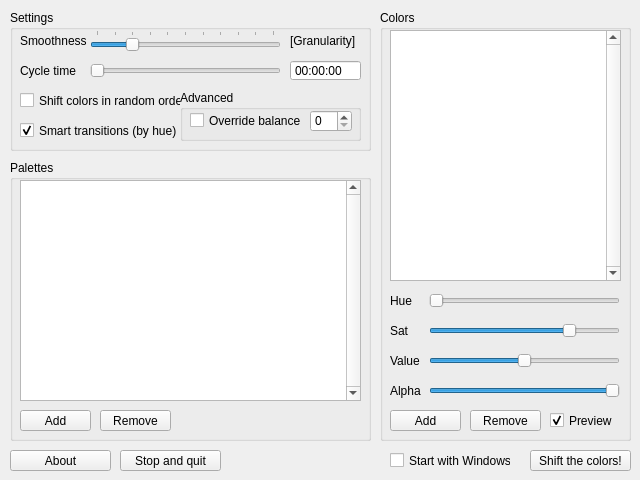
Before: the Qt Designer form mainwindow.ui in elfakyn/ColorShifter-qt, drawn with Qt 5.
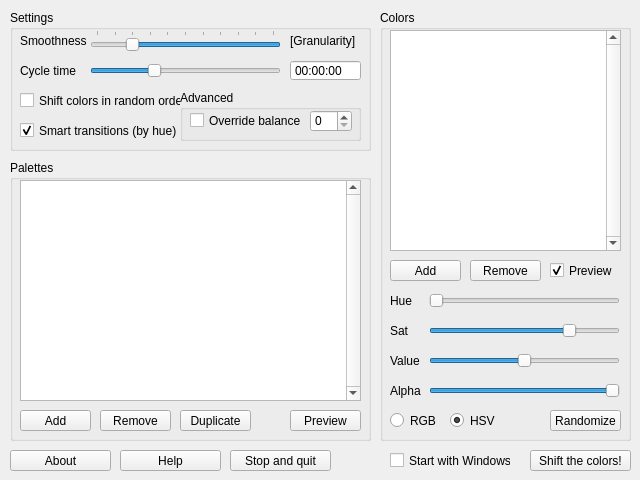
After: the same form once the commit is applied.

Commit message: Added functional sliders, randomize

Patch:
```diff
--- a/mainwindow.ui
+++ b/mainwindow.ui
@@ -48,7 +48,7 @@
      <property name="geometry">
       <rect>
        <x>90</x>
-       <y>400</y>
+       <y>250</y>
        <width>71</width>
        <height>21</height>
       </rect>
@@ -61,7 +61,7 @@
      <property name="geometry">
       <rect>
        <x>10</x>
-       <y>400</y>
+       <y>250</y>
        <width>71</width>
        <height>21</height>
       </rect>
@@ -74,7 +74,7 @@
      <property name="geometry">
       <rect>
        <x>170</x>
-       <y>400</y>
+       <y>250</y>
        <width>71</width>
        <height>21</height>
       </rect>
@@ -127,7 +127,7 @@
        <x>10</x>
        <y>20</y>
        <width>231</width>
-       <height>251</height>
+       <height>221</height>
       </rect>
      </property>
      <property name="verticalScrollBarPolicy">
@@ -242,6 +242,54 @@
       <string>Hue</string>
      </property>
     </widget>
+    <widget class="QRadioButton" name="rgbRadio">
+     <property name="geometry">
+      <rect>
+       <x>10</x>
+       <y>400</y>
+       <width>51</width>
+       <height>21</height>
+      </rect>
+     </property>
+     <property name="text">
+      <string>RGB</string>
+     </property>
+     <attribute name="buttonGroup">
+      <string notr="true">radioGroup</string>
+     </attribute>
+    </widget>
+    <widget class="QRadioButton" name="hsvRadio">
+     <property name="geometry">
+      <rect>
+       <x>70</x>
+       <y>400</y>
+       <width>51</width>
+       <height>21</height>
+      </rect>
+     </property>
+     <property name="text">
+      <string>HSV</string>
+     </property>
+     <property name="checked">
+      <bool>true</bool>
+     </property>
+     <attribute name="buttonGroup">
+      <string notr="true">radioGroup</string>
+     </attribute>
+    </widget>
+    <widget class="QPushButton" name="randomizeColorButton">
+     <property name="geometry">
+      <rect>
+       <x>170</x>
+       <y>400</y>
+       <width>71</width>
+       <height>21</height>
+      </rect>
+     </property>
+     <property name="text">
+      <string>Randomize</string>
+     </property>
+    </widget>
    </widget>
    <widget class="QCheckBox" name="startWindowsCheckbox">
     <property name="geometry">
@@ -300,14 +348,26 @@
       <number>2</number>
      </property>
      <property name="value">
-      <number>2</number>
+      <number>8</number>
+     </property>
+     <property name="sliderPosition">
+      <number>8</number>
      </property>
      <property name="orientation">
       <enum>Qt::Horizontal</enum>
      </property>
+     <property name="invertedAppearance">
+      <bool>true</bool>
+     </property>
+     <property name="invertedControls">
+      <bool>false</bool>
+     </property>
      <property name="tickPosition">
       <enum>QSlider::TicksAbove</enum>
      </property>
+     <property name="tickInterval">
+      <number>0</number>
+     </property>
     </widget>
     <widget class="QLabel" name="smoothnessLabel">
      <property name="geometry">
@@ -331,6 +391,24 @@
        <height>21</height>
       </rect>
      </property>
+     <property name="minimum">
+      <number>60</number>
+     </property>
+     <property name="maximum">
+      <number>3600</number>
+     </property>
+     <property name="singleStep">
+      <number>10</number>
+     </property>
+     <property name="pageStep">
+      <number>300</number>
+     </property>
+     <property name="value">
+      <number>1200</number>
+     </property>
+     <property name="tracking">
+      <bool>false</bool>
+     </property>
      <property name="orientation">
       <enum>Qt::Horizontal</enum>
      </property>
@@ -497,6 +575,32 @@
       <enum>Qt::ScrollBarAlwaysOff</enum>
      </property>
     </widget>
+    <widget class="QPushButton" name="previewPaletteButton">
+     <property name="geometry">
+      <rect>
+       <x>280</x>
+       <y>250</y>
+       <width>71</width>
+       <height>21</height>
+      </rect>
+     </property>
+     <property name="text">
+      <string>Preview</string>
+     </property>
+    </widget>
+    <widget class="QPushButton" name="duplicatePaletteButton">
+     <property name="geometry">
+      <rect>
+       <x>170</x>
+       <y>250</y>
+       <width>71</width>
+       <height>21</height>
+      </rect>
+     </property>
+     <property name="text">
+      <string>Duplicate</string>
+     </property>
+    </widget>
    </widget>
    <widget class="QPushButton" name="aboutButton">
     <property name="geometry">
@@ -514,7 +618,7 @@
    <widget class="QPushButton" name="quitButton">
     <property name="geometry">
      <rect>
-      <x>120</x>
+      <x>230</x>
       <y>450</y>
       <width>101</width>
       <height>21</height>
@@ -524,6 +628,19 @@
      <string>Stop and quit</string>
     </property>
    </widget>
+   <widget class="QPushButton" name="helpButton">
+    <property name="geometry">
+     <rect>
+      <x>120</x>
+      <y>450</y>
+      <width>101</width>
+      <height>21</height>
+     </rect>
+    </property>
+    <property name="text">
+     <string>Help</string>
+    </property>
+   </widget>
   </widget>
  </widget>
  <layoutdefault spacing="6" margin="11"/>
```
Left out of the diff: 15 changed lines with no effect on the pictures. The commit also changes 2 other files.
